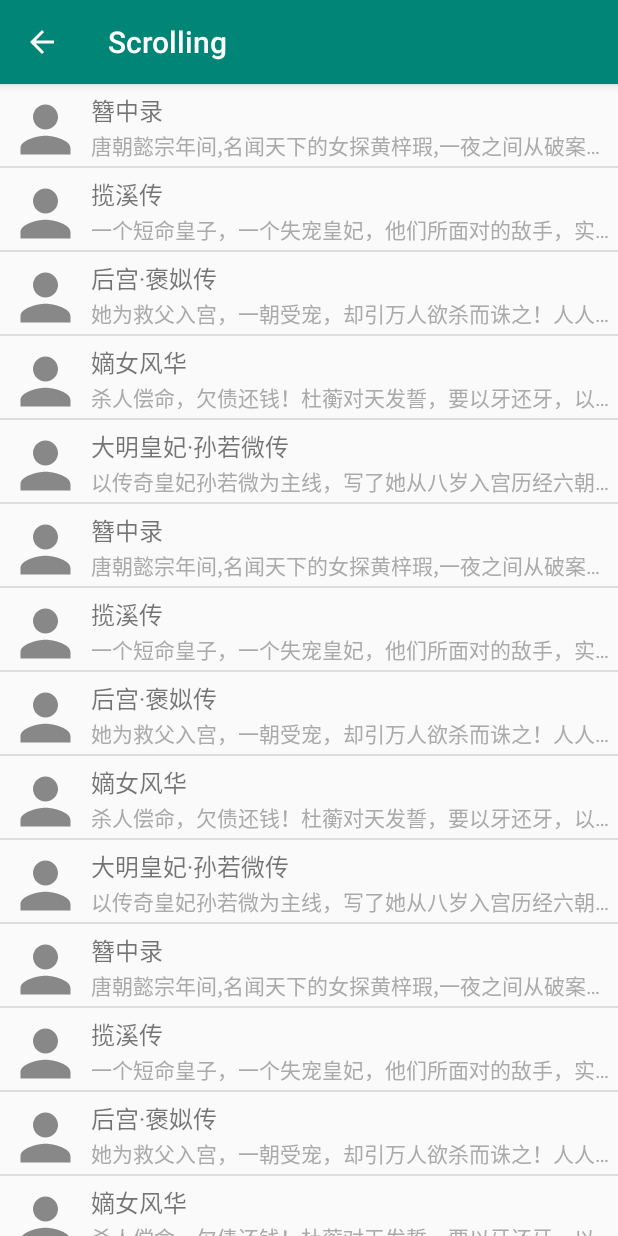
After one commit to ChunmengYang/android-worksapce, an Android app: the ScrollingActivity screen opened directly, with no data from a screen before it, on a phone screen of 412 x 824 dp. The commit adds this screen. Run offline under Robolectric (Android 15) with nearby library versions, the phone set to English and light mode, and no system bars.

Commit message:
添加滚动列表

```diff
--- a/app/build.gradle
+++ b/app/build.gradle
@@ -31,4 +31,5 @@ dependencies {
     androidTestImplementation 'com.android.support.test.espresso:espresso-core:3.0.2'
     implementation files('libs/core-3.3.0.jar')
     implementation 'com.github.PhilJay:MPAndroidChart:v3.1.0-alpha'
+    implementation 'com.android.support:support-v4:28.0.0'
 }
--- /dev/null
+++ b/app/src/main/java/com/ycm/demo/ScrollingActivity.java
@@ -0,0 +1,77 @@
+package com.ycm.demo;
+
+import android.graphics.drawable.Drawable;
+import android.os.Bundle;
+import android.support.constraint.ConstraintLayout;
+import android.support.v7.app.AppCompatActivity;
+import android.view.LayoutInflater;
+import android.view.MenuItem;
+import android.widget.ImageView;
+import android.widget.LinearLayout;
+import android.widget.TextView;
+
+import java.util.ArrayList;
+import java.util.List;
+
+public class ScrollingActivity extends AppCompatActivity {
+    private LinearLayout container;
+
+
+    @Override
+    protected void onCreate(Bundle savedInstanceState) {
+        super.onCreate(savedInstanceState);
+        setContentView(R.layout.activity_scrolling);
+        getSupportActionBar().setDisplayHomeAsUpEnabled(true);
+
+        container = findViewById(R.id.scrolling_content);
+
+
+        List<String> titles = new ArrayList<String>();
+        titles.add("簪中录");
+        titles.add("揽溪传");
+        titles.add("后宫·褒姒传");
+        titles.add("嫡女风华");
+        titles.add("大明皇妃·孙若微传");
+
+        List<String> contents = new ArrayList<String>();
+        contents.add("唐朝懿宗年间,名闻天下的女探黄梓瑕,一夜之间从破案才女变为毒杀全家的凶手，成为海捕文书上各地捉拿的通缉犯。李舒白贵为皇子，却身遭“鳏残孤独废疾”的诅咒，难以脱身。皇帝指婚之时，准王妃却形迹可疑，“鳏”的诅咒应验在即。");
+        contents.add("一个短命皇子，一个失宠皇妃，他们所面对的敌手，实在太过可怕，是圣眷不衰的皇贵妃，甚至是重重帷幕后深不可测的皇帝。");
+        contents.add("她为救父入宫，一朝受宠，却引万人欲杀而诛之！人人都一口咬定她就是童谣里预言的亡国妖女！");
+        contents.add("杀人偿命，欠债还钱！杜蘅对天发誓，要以牙还牙，以眼还眼！");
+        contents.add("以传奇皇妃孙若微为主线，写了她从八岁入宫历经六朝五帝的故事。既有她与青梅竹马的皇帝朱瞻基相伴一生、坚如磐石的爱情；也有她以柔肩力挽狂澜，驾驭两次震惊中外的皇宫政变，影响幼帝定都、废除殉葬制的政治作为。");
+
+        for (int i = 0; i < 5; i++) {
+            renderItem(null, titles.get(i), contents.get(i));
+        }
+        for (int i = 0; i < 5; i++) {
+            renderItem(null, titles.get(i), contents.get(i));
+        }
+        for (int i = 0; i < 5; i++) {
+            renderItem(null, titles.get(i), contents.get(i));
+        }
+    }
+
+    @Override
+    public boolean onOptionsItemSelected(MenuItem item) {
+        if (item.getItemId() == android.R.id.home) {
+            onBackPressed();
+            return true;
+        }
+        return super.onOptionsItemSelected(item);
+    }
+
+    private void renderItem(Drawable icon, String title, String contet) {
+        LayoutInflater inflater = LayoutInflater.from(ScrollingActivity.this);
+        ConstraintLayout itemLayout = (ConstraintLayout)inflater.inflate(R.layout.scrolling_item, null);
+
+        ImageView iconView = itemLayout.findViewById(R.id.scrolling_item_icon);
+        iconView.setImageResource(R.drawable.ic_person_50dp);
+
+        TextView titleView = itemLayout.findViewById(R.id.scrolling_item_title);
+        titleView.setText(title);
+
+        TextView contentView = itemLayout.findViewById(R.id.scrolling_item_content);
+        contentView.setText(contet);
+        container.addView(itemLayout);
+    }
+}
--- /dev/null
+++ b/app/src/main/res/drawable/ic_person_50dp.xml
@@ -0,0 +1,5 @@
+<vector android:height="50dp" android:tint="#888888"
+    android:viewportHeight="24.0" android:viewportWidth="24.0"
+    android:width="50dp" xmlns:android="http://schemas.android.com/apk/res/android">
+    <path android:fillColor="#FF000000" android:pathData="M12,12c2.21,0 4,-1.79 4,-4s-1.79,-4 -4,-4 -4,1.79 -4,4 1.79,4 4,4zM12,14c-2.67,0 -8,1.34 -8,4v2h16v-2c0,-2.66 -5.33,-4 -8,-4z"/>
+</vector>
--- /dev/null
+++ b/app/src/main/res/drawable/scrolling_background.xml
@@ -0,0 +1,10 @@
+<?xml version="1.0" encoding="utf-8"?>
+<layer-list xmlns:android="http://schemas.android.com/apk/res/android">
+    <item
+        android:height="1dp"
+        android:gravity="bottom">
+        <shape>
+            <solid android:color="@color/scrolling_background_color" />
+        </shape>
+    </item>
+</layer-list>
--- /dev/null
+++ b/app/src/main/res/layout/activity_scrolling.xml
@@ -0,0 +1,21 @@
+<?xml version="1.0" encoding="utf-8"?>
+<android.support.design.widget.CoordinatorLayout xmlns:android="http://schemas.android.com/apk/res/android"
+    xmlns:app="http://schemas.android.com/apk/res-auto"
+    xmlns:tools="http://schemas.android.com/tools"
+    android:layout_width="match_parent"
+    android:layout_height="match_parent"
+    android:fitsSystemWindows="true"
+    tools:context=".ScrollingActivity">
+
+
+    <android.support.v4.widget.NestedScrollView
+        android:layout_width="match_parent"
+        android:layout_height="wrap_content">
+
+        <LinearLayout
+            android:layout_width="match_parent"
+            android:layout_height="wrap_content"
+            android:orientation="vertical"
+            android:id="@+id/scrolling_content"/>
+    </android.support.v4.widget.NestedScrollView>
+</android.support.design.widget.CoordinatorLayout>
--- /dev/null
+++ b/app/src/main/res/layout/scrolling_item.xml
@@ -0,0 +1,47 @@
+<?xml version="1.0" encoding="utf-8"?>
+<android.support.constraint.ConstraintLayout
+    xmlns:android="http://schemas.android.com/apk/res/android"
+    xmlns:app="http://schemas.android.com/apk/res-auto"
+    xmlns:tools="http://schemas.android.com/tools"
+    android:layout_width="match_parent"
+    android:layout_height="70dp"
+    android:background="@drawable/scrolling_background">
+
+
+    <ImageView
+        android:id="@+id/scrolling_item_icon"
+        android:layout_width="50dp"
+        android:layout_height="50dp"
+        android:layout_marginStart="5dp"
+        android:layout_marginTop="5dp"
+        app:layout_constraintLeft_toLeftOf="parent"
+        app:layout_constraintTop_toTopOf="parent"/>
+
+    <TextView
+        android:id="@+id/scrolling_item_title"
+        android:layout_width="wrap_content"
+        android:layout_height="25dp"
+        android:layout_marginTop="5dp"
+        android:ellipsize="end"
+        android:lines="1"
+        android:paddingStart="5dp"
+        android:paddingEnd="60dp"
+        android:text="Title"
+        android:textSize="16dp"
+        app:layout_constraintLeft_toRightOf="@id/scrolling_item_icon"
+        app:layout_constraintTop_toTopOf="parent" />
+
+    <TextView
+        android:id="@+id/scrolling_item_content"
+        android:layout_width="wrap_content"
+        android:layout_height="25dp"
+        android:ellipsize="end"
+        android:lines="1"
+        android:paddingStart="5dp"
+        android:paddingEnd="60dp"
+        android:text="Content"
+        android:textColor="@android:color/darker_gray"
+        android:textSize="14dp"
+        app:layout_constraintLeft_toRightOf="@id/scrolling_item_icon"
+        app:layout_constraintTop_toBottomOf="@id/scrolling_item_title" />
+</android.support.constraint.ConstraintLayout>
--- a/app/src/main/res/values/colors.xml
+++ b/app/src/main/res/values/colors.xml
@@ -4,6 +4,7 @@
     <color name="colorPrimaryDark">#00574B</color>
     <color name="colorAccent">#D81B60</color>
 
+    <color name="scrolling_background_color">#dedede</color>
 
     <!--zxing-->
     <color name="qrcode_contents_text">#000000</color>
--- a/app/src/main/res/values/strings.xml
+++ b/app/src/main/res/values/strings.xml
@@ -3,6 +3,8 @@
     <string name="main_pie_chart">Pie Chart</string>
     <string name="main_scan_qrcode">Scan QR code</string>
     <string name="main_scan_beacons">Scan Beacon</string>
+    <string name="main_scrolling">Scrolling</string>
+    <string name="main_list_popup">List Popup</string>
 
     <!--zxing-->
     <string name="qrcode_scan">Scanner</string>
@@ -14,4 +16,5 @@
     <string name="qrcode_viewfinderview_status_text1">Put 2D code / bar code in the viewfinder.</string>
     <string name="qrcode_viewfinderview_status_text2">Automatic scanning</string>
     <string name="qrcode_parsing_failed">Sorry, parsing failed, try another picture.</string>
+
 </resources>
--- a/app/src/main/res/values/styles.xml
+++ b/app/src/main/res/values/styles.xml
@@ -1,5 +1,4 @@
 <resources>
-
     <!-- Base application theme. -->
     <style name="AppTheme" parent="Theme.AppCompat.Light.DarkActionBar">
         <!-- Customize your theme here. -->
@@ -11,9 +10,7 @@
     <style name="AppTheme.NoActionBar">
         <item name="windowActionBar">false</item>
         <item name="windowNoTitle">true</item>
-    </style>d
-    <style name="AppTheme.AppBarOverlay" parent="ThemeOverlay.AppCompat.Dark.ActionBar" />
-    <style name="AppTheme.PopupOverlay" parent="ThemeOverlay.AppCompat.Light" />
+    </style>
 
     <!--zxing-->
     <style name="ZxingTheme" parent="Theme.AppCompat.Light.NoActionBar">
```
Also changed, not shown: app/src/main/AndroidManifest.xml (+6 -2 lines), app/src/main/java/com/ycm/demo/BeaconActivity.java (+37 -12 lines), app/src/main/java/com/ycm/demo/MainActivity.java (+16 -4 lines), app/src/main/res/drawable/ic_list_24dp.xml (added, +9 -0 lines), app/src/main/res/menu/main_options.xml (added, +12 -0 lines), 2 other files.
